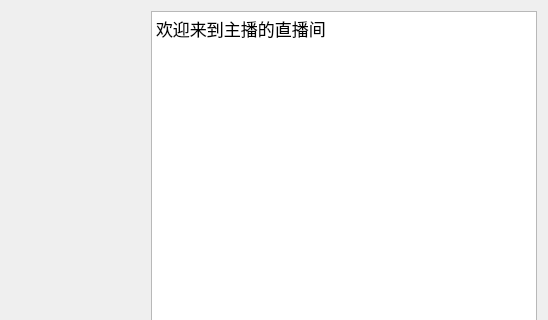
The window that client/w3.ui (meitanteiDapang/liveroom) describes before a commit, drawn with Qt 5; both pictures show x 252 to 800 and y 0 to 320 of the 800 by 600 pixel window.
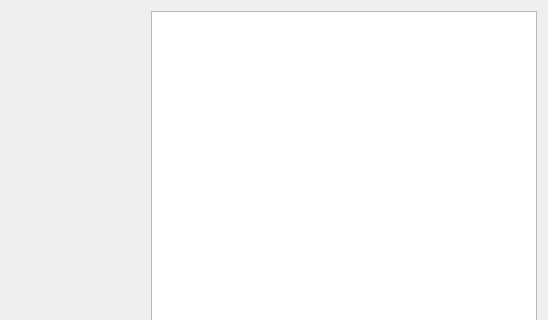
The same window after the commit.

What changed in the file:
```diff
--- a/client/w3.ui
+++ b/client/w3.ui
@@ -38,7 +38,7 @@
 &lt;html&gt;&lt;head&gt;&lt;meta name=&quot;qrichtext&quot; content=&quot;1&quot; /&gt;&lt;style type=&quot;text/css&quot;&gt;
 p, li { white-space: pre-wrap; }
 &lt;/style&gt;&lt;/head&gt;&lt;body style=&quot; font-family:'.AppleSystemUIFont'; font-size:13pt; font-weight:400; font-style:normal;&quot;&gt;
-&lt;p style=&quot; margin-top:0px; margin-bottom:0px; margin-left:0px; margin-right:0px; -qt-block-indent:0; text-indent:0px;&quot;&gt;&lt;span style=&quot; font-family:'.AppleSystemUIFont';&quot;&gt;欢迎来到主播的直播间&lt;/span&gt;&lt;/p&gt;&lt;/body&gt;&lt;/html&gt;</string>
+&lt;p style=&quot;-qt-paragraph-type:empty; margin-top:0px; margin-bottom:0px; margin-left:0px; margin-right:0px; -qt-block-indent:0; text-indent:0px; font-family:'.AppleSystemUIFont';&quot;&gt;&lt;br /&gt;&lt;/p&gt;&lt;/body&gt;&lt;/html&gt;</string>
          </property>
         </widget>
        </item>
```
